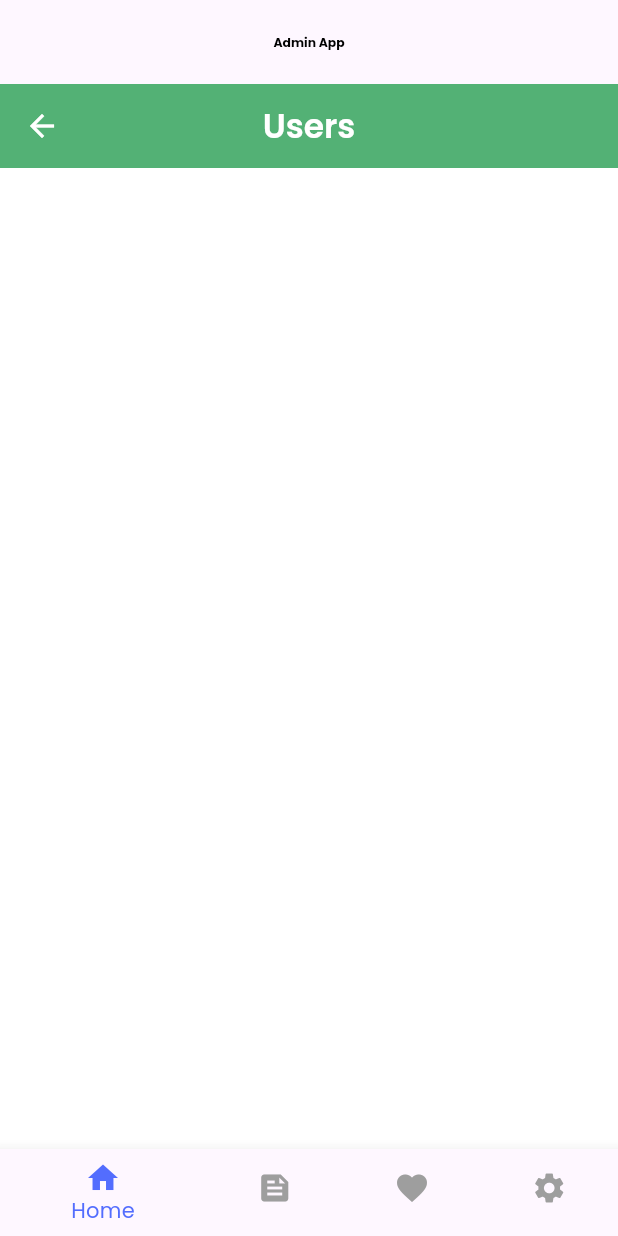
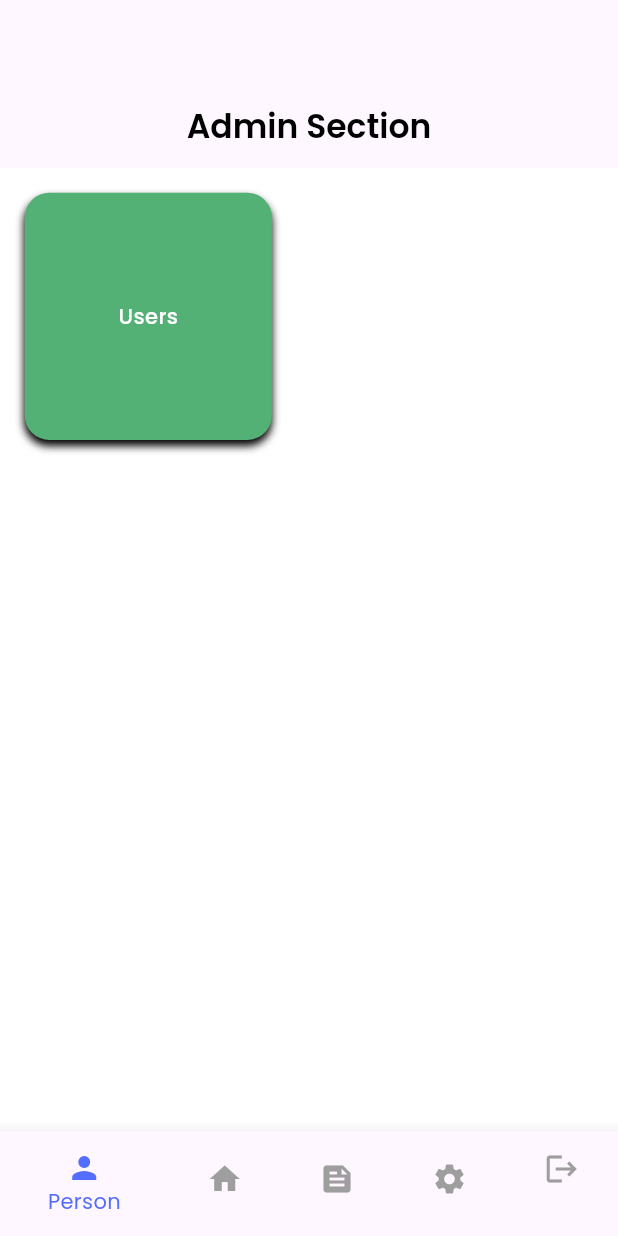
Before and after one commit to shibii787/nectar_admin, a Flutter app: the homewithSidebar screen opened directly, on a phone screen of 412 x 824 dp. Run offline on Flutter 3.47's test engine with Material 3 defaults, Android fonts, the phone set to English and light mode, and no system bars; our stand-ins replace cloud_firestore, file_picker, firebase_auth, firebase_core, firebase_storage, flutter_riverpod and 3 more; accounts and stored records are empty.

Commit message:
splash updated

```diff
--- a/lib/home_withSidebar.dart
+++ b/lib/home_withSidebar.dart
@@ -2,6 +2,10 @@ import 'package:flutter/cupertino.dart';
 import 'package:flutter/material.dart';
 import 'package:flutter/painting.dart';
 import 'package:nectar_admin/app_administration/users/app_users.dart';
+import 'package:nectar_admin/home_page.dart';
+import 'package:nectar_admin/banner_page.dart';
+import 'package:nectar_admin/settings_page.dart';
+import 'package:nectar_admin/user_only.dart';
 
 import 'main.dart';
 
@@ -15,7 +19,10 @@ class homewithSidebar extends StatefulWidget {
 class _homewithSidebarState extends State<homewithSidebar> {
 
   final List<Widget> _screens =[
-    appUsers(),
+    userpageOnly(),
+    homePage(),
+    bannerPage(),
+    settingsPage()
   ];
 
   int _selectedIndex = 0;
@@ -23,12 +30,7 @@ class _homewithSidebarState extends State<homewithSidebar> {
   Widget build(BuildContext context) {
     return  Scaffold(
       appBar: AppBar(
-        title: Center(child: Text("Admin App",
-        style: TextStyle(
-          color: Colors.black,
-          fontSize: w*0.02,
-          fontWeight: FontWeight.bold
-        ),)),
+        automaticallyImplyLeading: false,
       ),
       bottomNavigationBar: MediaQuery.of(context).size.width < 640 ? BottomNavigationBar(
         currentIndex: _selectedIndex,
@@ -41,13 +43,19 @@ class _homewithSidebarState extends State<homewithSidebar> {
         },
         items: [
           BottomNavigationBarItem(
+              icon: Icon(Icons.person), label: 'Person'),
+          BottomNavigationBarItem(
               icon: Icon(Icons.home), label: 'Home'),
           BottomNavigationBarItem(
-              icon: Icon(Icons.feed), label: 'Feed'),
+              icon: Icon(Icons.feed), label: 'Banner'),
           BottomNavigationBarItem(
-              icon: Icon(Icons.favorite), label: 'Favorites'),
+              icon: Icon(Icons.settings) , label:  'Settings'),
           BottomNavigationBarItem(
-              icon: Icon(Icons.settings) , label:  'Settings')
+            icon: Padding(
+              padding:  EdgeInsets.only(bottom: w*0.03),
+              child: Icon(Icons.logout),
+            ), label: 'Logout')
+
         ],
       ): null,
       body: Row(
@@ -62,30 +70,24 @@ class _homewithSidebarState extends State<homewithSidebar> {
               selectedIndex: _selectedIndex,
               destinations: [
                 NavigationRailDestination(
+                    icon: Icon(Icons.person), label: Text("Person")),
+                NavigationRailDestination(
                     icon: Icon(Icons.home), label: Text("Home")),
                 NavigationRailDestination(
-                    icon: Icon(Icons.feed), label: Text("Feed")),
-                NavigationRailDestination(
-                    icon: Icon(Icons.favorite), label: Text("Favorite")),
+                    icon: Icon(Icons.feed), label: Text("Banner")),
                 NavigationRailDestination(
                     icon: Icon(Icons.settings), label: Text("Settings")),
               ],
-
             labelType: NavigationRailLabelType.all,
             selectedLabelTextStyle: TextStyle(
               color: Colors.teal
             ),
-
             unselectedLabelTextStyle:TextStyle() ,
-            leading: Column(
+            trailing: Column(
               children: [
-                SizedBox(
-                  height: 8,
-                ),
-                CircleAvatar(
-                  radius: 20,
-                  child: Icon(Icons.person),
-                )
+                SizedBox(height: w*0.23,),
+                Icon(Icons.logout,
+                size: w*0.018,)
               ],
             ),
           ),
--- a/lib/main.dart
+++ b/lib/main.dart
@@ -49,7 +49,7 @@ class _nectarState extends State<nectar> {
             textTheme: GoogleFonts.poppinsTextTheme(),
         ),
         debugShowCheckedModeBanner: false,
-        home: splashPage(),
+        home: appUsers(),
       ),
     );
   }
--- /dev/null
+++ b/lib/user_only.dart
@@ -0,0 +1,66 @@
+import 'package:flutter/cupertino.dart';
+import 'package:flutter/material.dart';
+import 'package:nectar_admin/core/common/colors.dart';
+
+import 'app_administration/users/app_users.dart';
+import 'main.dart';
+
+class userpageOnly extends StatefulWidget {
+  const userpageOnly({super.key});
+
+  @override
+  State<userpageOnly> createState() => _userpageOnlyState();
+}
+
+class _userpageOnlyState extends State<userpageOnly> {
+  @override
+  Widget build(BuildContext context) {
+    return Scaffold(
+      backgroundColor: theColors.primaryColor,
+      appBar: AppBar(
+        automaticallyImplyLeading: false,
+        centerTitle: true,
+        title: Text("Admin Section",
+          style: TextStyle(
+              fontWeight: FontWeight.w600,
+              color: theColors.secondary
+          ),),
+      ),
+      body: Padding(
+        padding:  EdgeInsets.all(w*0.04),
+        child: Column(
+          children: [
+            InkWell(
+              onTap: () {
+                Navigator.push(context, MaterialPageRoute(builder: (context) => appUsers(),));
+              },
+              child: Container(
+                height: h*0.2,
+                width: w*0.4,
+                decoration: BoxDecoration(
+                  borderRadius: BorderRadius.circular(w*0.04),
+                  color: theColors.third,
+                    boxShadow: [
+                      BoxShadow(
+                          color: theColors.secondary,
+                          blurRadius: w*0.01,
+                          spreadRadius: w*0.0001,
+                          offset: Offset(0, 4)
+                      )
+                    ]
+                ),
+                child: Center(
+                  child: Text("Users",
+                  style: TextStyle(
+                      fontWeight: FontWeight.w500,
+                      color: theColors.primaryColor
+                  ),),
+                ),
+              ),
+            )
+          ],
+        ),
+      ),
+    );
+  }
+}
```
Also changed, not shown: lib/app_administration/users/app_users.dart (+18 -6 lines), lib/banner_page.dart (added, +28 -0 lines), lib/home_page.dart (+27 -64 lines), lib/settings_page.dart (added, +28 -0 lines).
